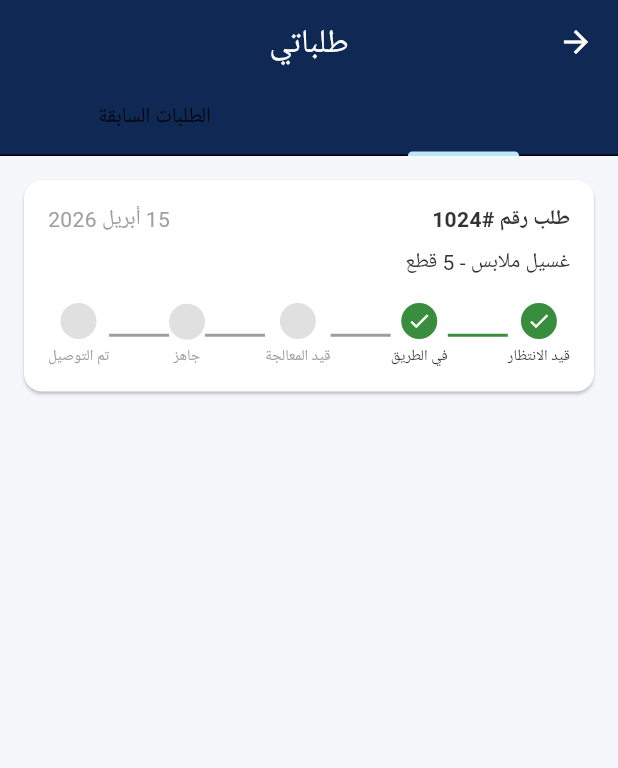
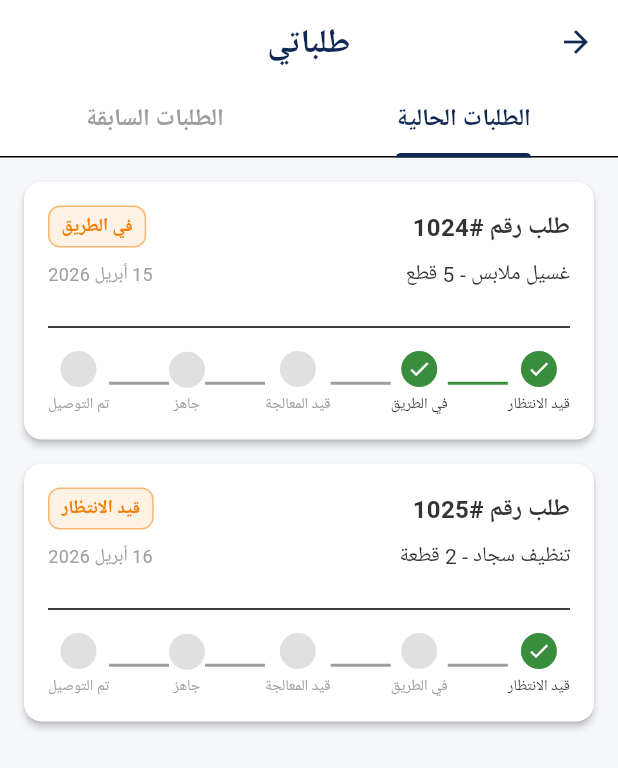
Before and after one commit to Klvvr1/BrightClean, a Flutter app: the MyOrdersScreen screen opened directly, on a phone screen of 412 x 824 dp. Shown: the top 768 px of the screen. Run offline on Flutter 3.47's test engine with Material 3 defaults, Android fonts, the phone set to English and light mode, and no system bars; our stand-ins replace go_router, google_fonts, sqflite; accounts and stored records are empty; Roboto replaces fonts that are missing (Cairo).

Commit message:
modfie the screen and colors of screen and when press the button "order now" to go to the main menu (#18)

```diff
--- a/brightcleanproject/lib/features/customer/presentation/my_orders_screen.dart
+++ b/brightcleanproject/lib/features/customer/presentation/my_orders_screen.dart
@@ -1,15 +1,16 @@
 import 'package:flutter/material.dart';
+import 'package:go_router/go_router.dart';
 import '../../../../core/theme/app_colors.dart';
 
 class MyOrdersScreen extends StatelessWidget {
   const MyOrdersScreen({super.key});
 
-  Widget _buildStep(String title, bool isActive) {
+  Widget _buildStep(String title, bool isActive, {Color activeColor = AppColors.success}) {
     return Column(
       children: [
         CircleAvatar(
           radius: 12,
-          backgroundColor: isActive ? AppColors.success : Colors.grey.shade300,
+          backgroundColor: isActive ? activeColor : Colors.grey.shade300,
           child: isActive ? const Icon(Icons.check, size: 16, color: Colors.white) : null,
         ),
         const SizedBox(height: 4),
@@ -18,38 +19,126 @@ class MyOrdersScreen extends StatelessWidget {
     );
   }
 
-  Widget _buildOrderCard() {
+  Widget _buildOrderCard({
+    required String orderId,
+    required String date,
+    required String details,
+    required String status,
+    required Color statusColor,
+    bool showTracker = true,
+    int activeStepIndex = 1,
+  }) {
     return Card(
+      elevation: 2,
+      shape: RoundedRectangleBorder(borderRadius: BorderRadius.circular(12)),
       margin: const EdgeInsets.only(bottom: 16),
       child: Padding(
         padding: const EdgeInsets.all(16.0),
         child: Column(
           crossAxisAlignment: CrossAxisAlignment.start,
           children: [
-            const Row(
+            Row(
               mainAxisAlignment: MainAxisAlignment.spaceBetween,
               children: [
-                Text('طلب رقم #1024', style: TextStyle(fontWeight: FontWeight.bold)),
-                Text('15 أبريل 2026', style: TextStyle(color: Colors.grey)),
+                Text('طلب رقم #$orderId', style: const TextStyle(fontWeight: FontWeight.bold, fontSize: 16)),
+                Container(
+                  padding: const EdgeInsets.symmetric(horizontal: 8, vertical: 4),
+                  decoration: BoxDecoration(
+                    color: statusColor.withOpacity(0.1),
+                    borderRadius: BorderRadius.circular(8),
+                    border: Border.all(color: statusColor.withOpacity(0.5)),
+                  ),
+                  child: Text(
+                    status,
+                    style: TextStyle(color: statusColor, fontWeight: FontWeight.bold, fontSize: 12),
+                  ),
+                ),
               ],
             ),
             const SizedBox(height: 8),
-            const Text('غسيل ملابس - 5 قطع'),
-            const SizedBox(height: 16),
-            // Progress Tracker
             Row(
               mainAxisAlignment: MainAxisAlignment.spaceBetween,
               children: [
-                _buildStep('قيد الانتظار', true),
-                const Expanded(child: Divider(color: AppColors.success, thickness: 2)),
-                _buildStep('في الطريق', true),
-                const Expanded(child: Divider(color: Colors.grey, thickness: 2)),
-                _buildStep('قيد المعالجة', false),
-                const Expanded(child: Divider(color: Colors.grey, thickness: 2)),
-                _buildStep('جاهز', false),
-                const Expanded(child: Divider(color: Colors.grey, thickness: 2)),
-                _buildStep('تم التوصيل', false),
+                Text(details, style: const TextStyle(color: AppColors.textMain, fontSize: 14)),
+                Text(date, style: const TextStyle(color: Colors.grey, fontSize: 12)),
               ],
+            ),
+            if (showTracker) ...[
+              const SizedBox(height: 16),
+              const Divider(),
+              const SizedBox(height: 8),
+              // Progress Tracker
+              Row(
+                mainAxisAlignment: MainAxisAlignment.spaceBetween,
+                children: [
+                  _buildStep('قيد الانتظار', activeStepIndex >= 0, activeColor: AppColors.success),
+                  Expanded(child: Divider(color: activeStepIndex >= 1 ? AppColors.success : Colors.grey, thickness: 2)),
+                  _buildStep('في الطريق', activeStepIndex >= 1, activeColor: AppColors.success),
+                  Expanded(child: Divider(color: activeStepIndex >= 2 ? AppColors.success : Colors.grey, thickness: 2)),
+                  _buildStep('قيد المعالجة', activeStepIndex >= 2, activeColor: AppColors.success),
+                  Expanded(child: Divider(color: activeStepIndex >= 3 ? AppColors.success : Colors.grey, thickness: 2)),
+                  _buildStep('جاهز', activeStepIndex >= 3, activeColor: AppColors.success),
+                  Expanded(child: Divider(color: activeStepIndex >= 4 ? AppColors.success : Colors.grey, thickness: 2)),
+                  _buildStep('تم التوصيل', activeStepIndex >= 4, activeColor: AppColors.success),
+                ],
+              ),
+            ]
+          ],
+        ),
+      ),
+    );
+  }
+
+  Widget _buildEmptyState(BuildContext context, {required String title, required String subtitle, required IconData icon}) {
+    return Center(
+      child: Padding(
+        padding: const EdgeInsets.all(32.0),
+        child: Column(
+          mainAxisAlignment: MainAxisAlignment.center,
+          children: [
+            Container(
+              padding: const EdgeInsets.all(24),
+              decoration: BoxDecoration(
+                color: AppColors.lightBlue.withOpacity(0.3),
+                shape: BoxShape.circle,
+              ),
+              child: Icon(
+                icon,
+                size: 64,
+                color: AppColors.primary,
+              ),
+            ),
+            const SizedBox(height: 24),
+            Text(
+              title,
+              style: const TextStyle(
+                fontSize: 20,
+                fontWeight: FontWeight.bold,
+                color: AppColors.textMain,
+              ),
+            ),
+            const SizedBox(height: 8),
+            Text(
+              subtitle,
+              textAlign: TextAlign.center,
+              style: const TextStyle(
+                fontSize: 14,
+                color: Colors.grey,
+              ),
+            ),
+            const SizedBox(height: 32),
+            ElevatedButton(
+              onPressed: () {
+                context.pushReplacement('/customer_home');
+              },
+              style: ElevatedButton.styleFrom(
+                backgroundColor: AppColors.primary,
+                padding: const EdgeInsets.symmetric(horizontal: 32, vertical: 12),
+                shape: RoundedRectangleBorder(
+                  borderRadius: BorderRadius.circular(8),
+                ),
+              ),
+              child: const Text('اطلب الآن', style: TextStyle(color: AppColors.white)),
             ),
           ],
         ),
@@ -62,14 +151,23 @@ class MyOrdersScreen extends StatelessWidget {
     return DefaultTabController(
       length: 2,
       child: Scaffold(
+        backgroundColor: AppColors.background,
         appBar: AppBar(
-          title: const Text('طلباتي'),
+          title: const Text('طلباتي', style: TextStyle(fontWeight: FontWeight.bold)),
+          centerTitle: true,
+          backgroundColor: AppColors.white,
+          foregroundColor: AppColors.primary,
+          elevation: 0,
           bottom: const TabBar(
+            labelColor: AppColors.primary,
+            unselectedLabelColor: Colors.grey,
+            indicatorColor: AppColors.primary,
+            indicatorWeight: 3,
+            labelStyle: TextStyle(fontWeight: FontWeight.bold, fontSize: 16),
             tabs: [
               Tab(text: 'الطلبات الحالية'),
               Tab(text: 'الطلبات السابقة'),
             ],
-            indicatorColor: AppColors.lightBlue,
           ),
         ),
         body: TabBarView(
@@ -78,11 +176,33 @@ class MyOrdersScreen extends StatelessWidget {
             ListView(
               padding: const EdgeInsets.all(16),
               children: [
-                _buildOrderCard(),
+                _buildOrderCard(
+                  orderId: '1024',
+                  date: '15 أبريل 2026',
+                  details: 'غسيل ملابس - 5 قطع',
+                  status: 'في الطريق',
+                  statusColor: AppColors.warning,
+                  activeStepIndex: 1,
+                  showTracker: true,
+                ),
+                _buildOrderCard(
+                  orderId: '1025',
+                  date: '16 أبريل 2026',
+                  details: 'تنظيف سجاد - 2 قطعة',
+                  status: 'قيد الانتظار',
+                  statusColor: AppColors.warning,
+                  activeStepIndex: 0,
+                  showTracker: true,
+                ),
               ],
             ),
-            // Past Orders
-            const Center(child: Text('لا توجد طلبات سابقة')),
+            // Past Orders (Empty State Example)
+            _buildEmptyState(
+              context,
+              title: 'لا توجد طلبات سابقة',
+              subtitle: 'يبدو أنك لم تقم بأي طلبات في الماضي. اطلب الآن لتجربة خدماتنا المميزة.',
+              icon: Icons.receipt_long_rounded,
+            ),
           ],
         ),
       ),
```
